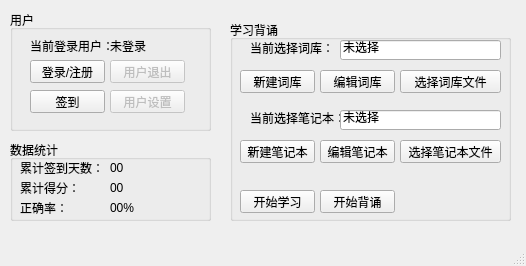
Qt form forms_ui/mainwindow.ui (Chshy/WordsMemorizing) before a commit.
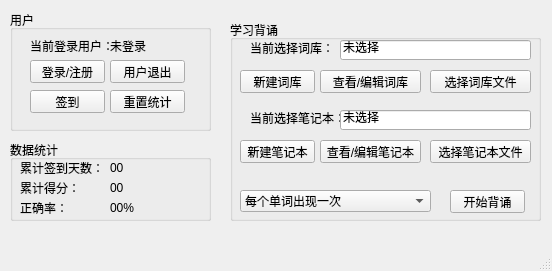
The same form after that commit.

The edit to the form file:
```diff
--- a/forms_ui/mainwindow.ui
+++ b/forms_ui/mainwindow.ui
@@ -6,8 +6,8 @@
    <rect>
     <x>0</x>
     <y>0</y>
-    <width>526</width>
-    <height>266</height>
+    <width>552</width>
+    <height>271</height>
    </rect>
   </property>
   <property name="windowTitle">
@@ -44,7 +44,7 @@
     </widget>
     <widget class="QPushButton" name="UserQuitButton">
      <property name="enabled">
-      <bool>false</bool>
+      <bool>true</bool>
      </property>
      <property name="geometry">
       <rect>
@@ -115,7 +115,7 @@
     </widget>
     <widget class="QPushButton" name="UserSettingButton">
      <property name="enabled">
-      <bool>false</bool>
+      <bool>true</bool>
      </property>
      <property name="geometry">
       <rect>
@@ -126,7 +126,7 @@
       </rect>
      </property>
      <property name="text">
-      <string>用户设置</string>
+      <string>重置统计</string>
      </property>
     </widget>
    </widget>
@@ -135,7 +135,7 @@
      <rect>
       <x>230</x>
       <y>20</y>
-      <width>281</width>
+      <width>311</width>
       <height>201</height>
      </rect>
     </property>
@@ -145,7 +145,7 @@
     <widget class="QPushButton" name="StartTestButton">
      <property name="geometry">
       <rect>
-       <x>90</x>
+       <x>220</x>
        <y>170</y>
        <width>75</width>
        <height>23</height>
@@ -155,19 +155,6 @@
       <string>开始背诵</string>
      </property>
     </widget>
-    <widget class="QPushButton" name="StartLearningButton">
-     <property name="geometry">
-      <rect>
-       <x>10</x>
-       <y>170</y>
-       <width>75</width>
-       <height>23</height>
-      </rect>
-     </property>
-     <property name="text">
-      <string>开始学习</string>
-     </property>
-    </widget>
     <widget class="QLabel" name="label_3">
      <property name="geometry">
       <rect>
@@ -184,7 +171,7 @@
     <widget class="QPushButton" name="SelectNoteButton">
      <property name="geometry">
       <rect>
-       <x>170</x>
+       <x>200</x>
        <y>120</y>
        <width>101</width>
        <height>23</height>
@@ -199,18 +186,18 @@
       <rect>
        <x>90</x>
        <y>120</y>
-       <width>75</width>
+       <width>101</width>
        <height>23</height>
       </rect>
      </property>
      <property name="text">
-      <string>编辑笔记本</string>
+      <string>查看/编辑笔记本</string>
      </property>
     </widget>
     <widget class="QPushButton" name="SelectLibButton">
      <property name="geometry">
       <rect>
-       <x>170</x>
+       <x>200</x>
        <y>50</y>
        <width>101</width>
        <height>23</height>
@@ -225,12 +212,12 @@
       <rect>
        <x>90</x>
        <y>50</y>
-       <width>75</width>
+       <width>101</width>
        <height>23</height>
       </rect>
      </property>
      <property name="text">
-      <string>编辑词库</string>
+      <string>查看/编辑词库</string>
      </property>
     </widget>
     <widget class="QPushButton" name="NewLibButton">
@@ -277,7 +264,7 @@
       <rect>
        <x>110</x>
        <y>20</y>
-       <width>161</width>
+       <width>191</width>
        <height>20</height>
       </rect>
      </property>
@@ -296,7 +283,7 @@
       <rect>
        <x>110</x>
        <y>90</y>
-       <width>161</width>
+       <width>191</width>
        <height>20</height>
       </rect>
      </property>
@@ -310,6 +297,31 @@
       <bool>true</bool>
      </property>
     </widget>
+    <widget class="QComboBox" name="comboBox">
+     <property name="geometry">
+      <rect>
+       <x>10</x>
+       <y>170</y>
+       <width>191</width>
+       <height>22</height>
+      </rect>
+     </property>
+     <item>
+      <property name="text">
+       <string>每个单词出现一次</string>
+      </property>
+     </item>
+     <item>
+      <property name="text">
+       <string>仅出现未答对单词</string>
+      </property>
+     </item>
+     <item>
+      <property name="text">
+       <string>所有单词随机出现</string>
+      </property>
+     </item>
+    </widget>
    </widget>
    <widget class="QGroupBox" name="DataGroupBox">
     <property name="geometry">
```
Left out of the diff: 8 changed lines with no effect on the pictures.
